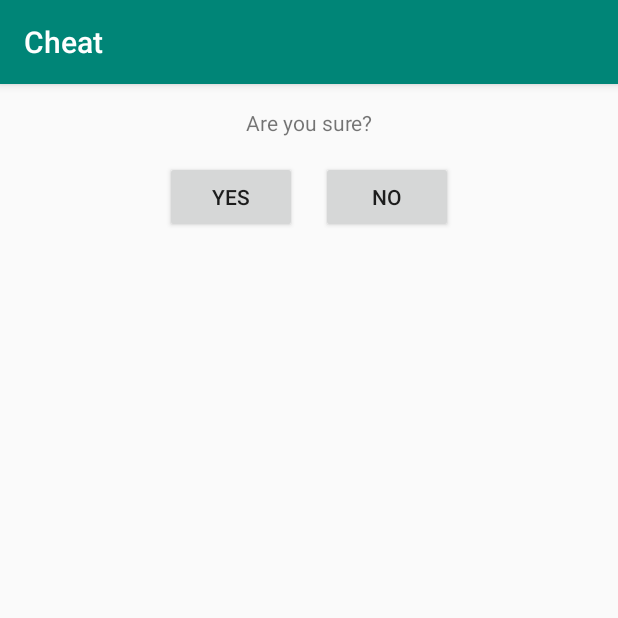
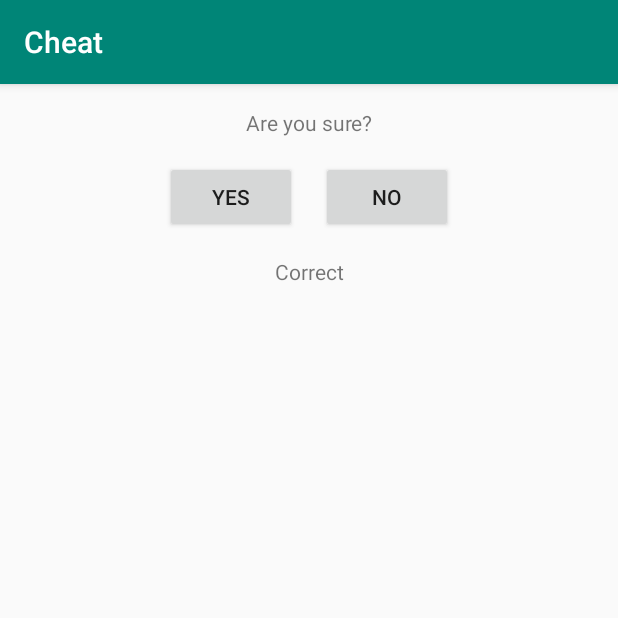
Before and after one commit to pablooolezcano/AdvQuiz-CleanCode-Starter, an Android app: the CheatActivity screen opened directly, with no data from a screen before it, after a tap on "YES", on a phone screen of 412 x 824 dp, the top half of it. Run offline under Robolectric (Android 15) with nearby library versions, the phone set to English and light mode, and no system bars.

Commit message:
Clase CheatToQuestionState.java hecha, su constructor, metodo de CheatPresenter onWarningButtonClicked a medias

```diff
--- a/app/src/main/java/es/ulpgc/eite/da/quiz/cheat/CheatActivity.java
+++ b/app/src/main/java/es/ulpgc/eite/da/quiz/cheat/CheatActivity.java
@@ -2,6 +2,7 @@ package es.ulpgc.eite.da.quiz.cheat;
 
 import android.os.Bundle;
 import android.view.View;
+import android.widget.Button;
 import android.widget.TextView;
 
 import androidx.appcompat.app.AppCompatActivity;
@@ -15,6 +16,9 @@ public class CheatActivity
 
   private CheatContract.Presenter presenter;
 
+  Button yesButton, noButton;
+  TextView warningText;
+
   @Override
   protected void onCreate(Bundle savedInstanceState) {
     super.onCreate(savedInstanceState);
@@ -22,12 +26,13 @@ public class CheatActivity
 
     getSupportActionBar().setTitle(R.string.cheat_title);
 
-    ((TextView) findViewById(R.id.noButton)).setText(R.string.no_button);
-    ((TextView) findViewById(R.id.yesButton)).setText(R.string.yes_button);
-
-    ((TextView) findViewById(R.id.warningTextView))
-        .setText(R.string.warning_message);
-
+    yesButton = findViewById(R.id.yesButton);
+    noButton = findViewById(R.id.noButton);
+    warningText = findViewById(R.id.warningTextView);
+    //
+    yesButton.setText(R.string.yes_button);
+    noButton.setText(R.string.no_button);
+    warningText.setText(R.string.warning_message);
     // do the setup
     CheatScreen.configure(this);
 
@@ -82,6 +87,12 @@ public class CheatActivity
     ((TextView) findViewById(R.id.answerTextView))
         .setText(R.string.empty_answer);
   }
+  // este metodo es de prueba, esta mostrando un string que no es
+  @Override
+  public void updateAnswer(){
+    ((TextView) findViewById(R.id.answerTextView))
+            .setText(R.string.correct_reply);
+  }
 
 
   public void onWarningButtonClicked(View view) {
--- a/app/src/main/java/es/ulpgc/eite/da/quiz/cheat/CheatContract.java
+++ b/app/src/main/java/es/ulpgc/eite/da/quiz/cheat/CheatContract.java
@@ -10,6 +10,7 @@ public interface CheatContract {
     void displayAnswer(CheatViewModel viewModel);
     void resetAnswer();
     void onFinish();
+    void updateAnswer();
   }
 
   interface Presenter {
--- a/app/src/main/java/es/ulpgc/eite/da/quiz/cheat/CheatPresenter.java
+++ b/app/src/main/java/es/ulpgc/eite/da/quiz/cheat/CheatPresenter.java
@@ -1,5 +1,6 @@
 package es.ulpgc.eite.da.quiz.cheat;
 
+import android.telephony.SmsMessage;
 import android.util.Log;
 
 import java.lang.ref.WeakReference;
@@ -87,7 +88,17 @@ public class CheatPresenter implements CheatContract.Presenter {
 
     //TODO: falta implementacion
     //option=1 => yes, option=0 => no
+    if(option == 1){
+      state.answerCheated = true;
+      view.get().updateAnswer();
+      state.yesButton = false;
+      state.noButton = false;
 
+    } else{
+      state.answerCheated = false;
+      CheatToQuestionState newState = new CheatToQuestionState(state.answerCheated);
+      view.get().onFinish();
+    }
   }
 
   private void passStateToQuestionScreen(CheatToQuestionState state) {
--- a/app/src/main/java/es/ulpgc/eite/da/quiz/cheat/CheatViewModel.java
+++ b/app/src/main/java/es/ulpgc/eite/da/quiz/cheat/CheatViewModel.java
@@ -5,7 +5,8 @@ public class CheatViewModel {
   // put the view state here
   public boolean answerCheated;
   public boolean answerEnabled;
-
+  public  boolean yesButton = true;
+  public  boolean noButton = true;
   public String answer;
 
 }
--- a/app/src/main/java/es/ulpgc/eite/da/quiz/question/QuestionActivity.java
+++ b/app/src/main/java/es/ulpgc/eite/da/quiz/question/QuestionActivity.java
@@ -104,12 +104,12 @@ public class QuestionActivity
 
 
   public void onNextButtonClicked(View view) {
+
     presenter.onNextButtonClicked();
   }
 
   public void onCheatButtonClicked(View view) {
     presenter.onCheatButtonClicked();
-    navigateToCheatScreen();
 
   }
 
--- a/app/src/main/java/es/ulpgc/eite/da/quiz/question/QuestionPresenter.java
+++ b/app/src/main/java/es/ulpgc/eite/da/quiz/question/QuestionPresenter.java
@@ -95,6 +95,7 @@ public class QuestionPresenter implements QuestionContract.Presenter {
     Log.e(TAG, "onNextButtonClicked()");
 
     //TODO: falta implementacion
+
   }
 
   @Override
@@ -102,6 +103,7 @@ public class QuestionPresenter implements QuestionContract.Presenter {
     Log.e(TAG, "onCheatButtonClicked()");
 
     //TODO: falta implementacion
+    view.get().navigateToCheatScreen();
   }
 
   private void passStateToCheatScreen(QuestionToCheatState state) {
```
Also changed, not shown: app/src/main/java/es/ulpgc/eite/da/quiz/app/CheatToQuestionState.java (+18 -0 lines).
